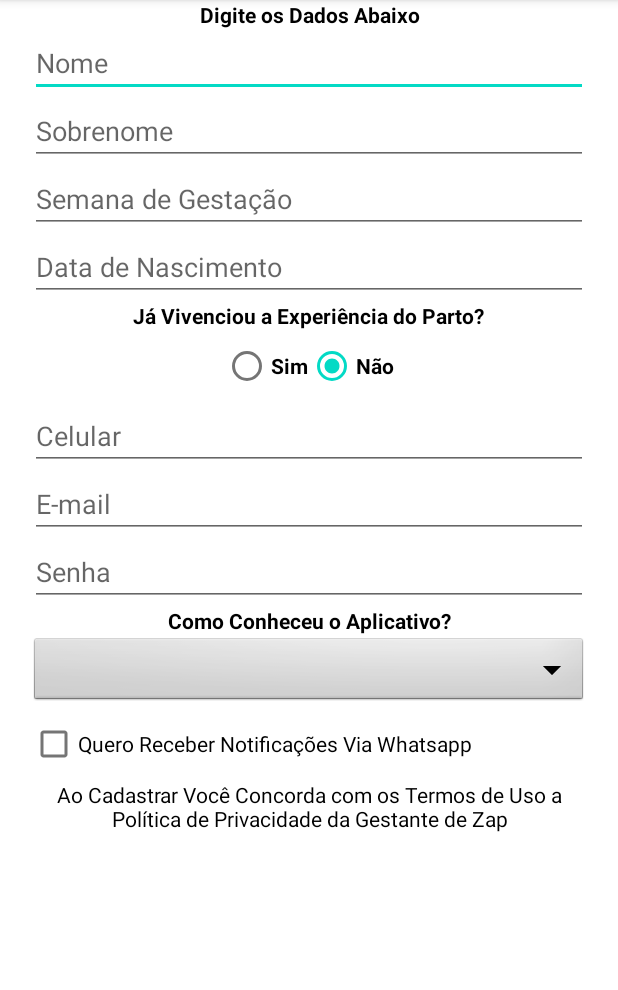
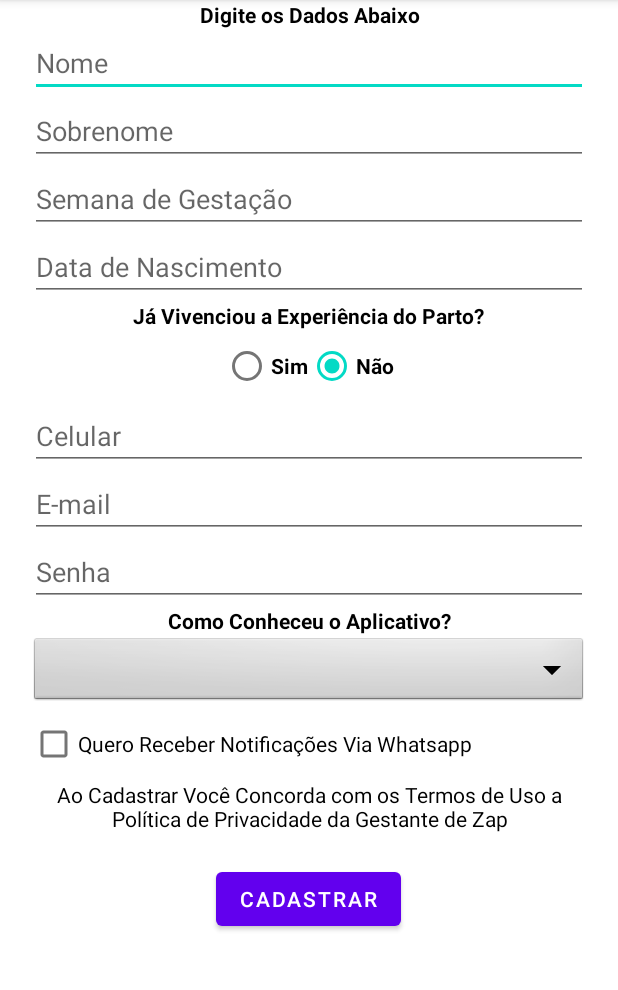
Before and after one commit to Ruan-Hasselmann/GestanteDoZap, an Android app: the screen it shows after launch (Cadastro), after a tap on "Cadastrar", on a phone screen of 412 x 824 dp, the part 84-1074 px from its top. Run offline under Robolectric (Android 15) with nearby library versions, the phone set to English and light mode, and no system bars.

Commit message:
Ajustes tela de cadastro;

```diff
--- a/GestanteDoZap/app/src/main/java/com/example/gestantedozap/Cadastro.java
+++ b/GestanteDoZap/app/src/main/java/com/example/gestantedozap/Cadastro.java
@@ -1,5 +1,6 @@
 package com.example.gestantedozap;
 
+import android.content.Intent;
 import android.view.View;
 import android.widget.LinearLayout;
 import androidx.appcompat.app.AppCompatActivity;
@@ -23,4 +24,10 @@ public class Cadastro extends AppCompatActivity {
     public void nao(View view) {
         parto.setVisibility(View.GONE);
     }
+
+    public void cadastrar(View view) {
+        Intent it = new Intent(this, MainActivity.class);
+        startActivity(it);
+        finish();
+    }
 }
--- a/GestanteDoZap/app/src/main/java/com/example/gestantedozap/Login.java
+++ b/GestanteDoZap/app/src/main/java/com/example/gestantedozap/Login.java
@@ -17,6 +17,7 @@ public class Login extends AppCompatActivity {
     public void abrirCadastrar(View view) {
         Intent it = new Intent(this, Cadastro.class);
         startActivity(it);
+        finish();
     }
 
     public void login(View view) {
--- a/GestanteDoZap/app/src/main/res/layout/activity_cadastro.xml
+++ b/GestanteDoZap/app/src/main/res/layout/activity_cadastro.xml
@@ -109,10 +109,34 @@
             android:visibility="gone">
 
             <EditText
-                android:layout_width="wrap_content"
-                android:layout_height="wrap_content"
-                android:layout_gravity="center_vertical"
-                android:hint="Escreva sobre seu parto"/>
+                android:id="@+id/normal"
+                android:layout_width="match_parent"
+                android:layout_height="match_parent"
+                android:layout_gravity="center_horizontal"
+                android:layout_marginLeft="20sp"
+                android:layout_marginRight="20sp"
+                android:inputType="number"
+                android:hint="Quantos partos normais?"/>
+
+            <EditText
+                android:id="@+id/cesarea"
+                android:layout_width="match_parent"
+                android:layout_height="match_parent"
+                android:layout_gravity="center_horizontal"
+                android:layout_marginLeft="20sp"
+                android:layout_marginRight="20sp"
+                android:inputType="number"
+                android:hint="Quantos partos cesárea?"/>
+
+            <EditText
+                android:id="@+id/aborto"
+                android:layout_width="match_parent"
+                android:layout_height="match_parent"
+                android:layout_gravity="center_horizontal"
+                android:layout_marginLeft="20sp"
+                android:layout_marginRight="20sp"
+                android:inputType="number"
+                android:hint="Quantos abortos?"/>
 
         </LinearLayout>
 
@@ -191,6 +215,14 @@
             android:textColor="@color/black"
             android:gravity="center" />
 
+        <Button
+            android:layout_width="wrap_content"
+            android:layout_height="wrap_content"
+            android:layout_marginTop="20sp"
+            android:layout_gravity="center_horizontal"
+            android:text="Cadastrar"
+            android:onClick="cadastrar"/>
+
     </LinearLayout>
 
 </ScrollView>
```
